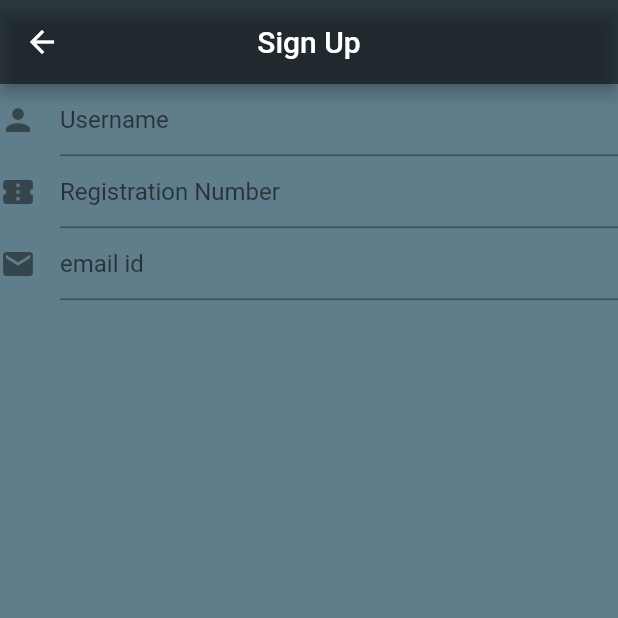
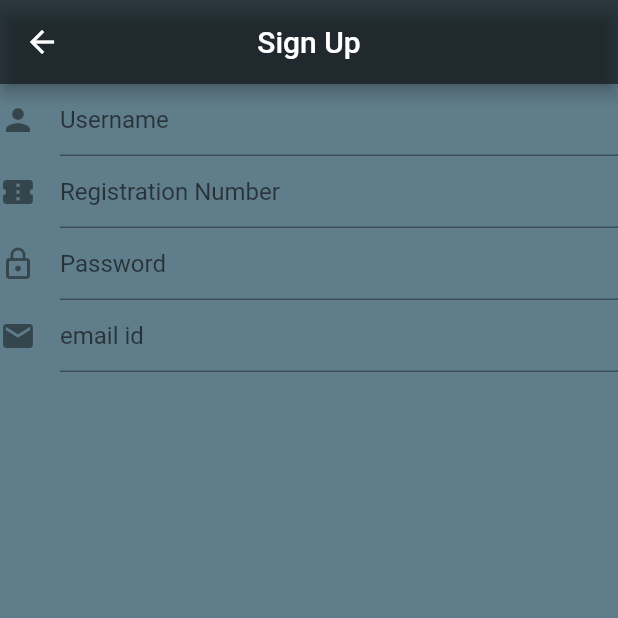
Before and after one commit to saigalanshul/quizIT, a Flutter app: the screen it shows after launch, after a tap on "Sign Up", on a phone screen of 412 x 824 dp, the top half of it. Run offline on Flutter 3.47's test engine with Material 2 defaults, Android fonts, the phone set to English and light mode, and no system bars; Roboto replaces fonts that are missing (Raleway).

Commit message:
code cleanup

```diff
--- a/lib/login.dart
+++ b/lib/login.dart
@@ -1,19 +1,18 @@
 import 'package:flutter/material.dart';
 import 'package:sepm_project/sign_up_page.dart';
-//import './secondpage.dart';
-//import './thirdpage.dart';
+
 import './main.dart';
 
 class Login extends StatefulWidget {
   @override
   State<StatefulWidget> createState() {
-    return new LoginState();
+    return LoginState();
   }
 }
 
 class LoginState extends State<Login> {
-  final TextEditingController _userController = new TextEditingController();
-  final TextEditingController _passwordController = new TextEditingController();
+  final TextEditingController _userController = TextEditingController();
+  final TextEditingController _passwordController = TextEditingController();
   String _welcomeString = "";
 
   void _erase() {
@@ -40,7 +39,7 @@ class LoginState extends State<Login> {
         Navigator.push(
             context,
             MaterialPageRoute(
-              builder: (context) => new ListPage(title: 'QUIZ IT'),
+              builder: (context) => ListPage(title: 'QUIZ IT'),
             ));
       } else {
         _welcomeString = "Please Sign Up First";
@@ -56,122 +55,102 @@ class LoginState extends State<Login> {
 
   @override
   Widget build(BuildContext context) {
-    return new Scaffold(
-      appBar: new AppBar(
-        title: new Text("Login"),
+    return Scaffold(
+      appBar: AppBar(
+        title: Text("Login"),
         centerTitle: true,
         backgroundColor: Colors.black54,
       ),
       backgroundColor: Colors.blueGrey,
-      body: new Container(
-          alignment: Alignment.topCenter,
-          child: new ListView(
+      body: Padding(
+        padding: const EdgeInsets.all(10.0),
+        child: Column(
           children: <Widget>[
-              new Image.asset(
+            Image.asset(
               'images/appLogo.png',
               width: 150.0,
               height: 150.0,
             ),
-              new Container(
-                width: 360.0,
-                height: 180.0,
-                color: Colors.blueGrey,
-                child: new Column(
-                  children: <Widget>[
-                    new TextField(
+            TextField(
               controller: _userController,
-                      decoration: new InputDecoration(
+              decoration: InputDecoration(
                 hintText: 'Username',
-                        icon: new Icon(Icons.person),
+                icon: Icon(Icons.person),
               ),
             ),
-                    new TextField(
+            TextField(
               controller: _passwordController,
-                      decoration: new InputDecoration(
+              decoration: InputDecoration(
                 hintText: 'Password',
-                        icon: new Icon(Icons.lock),
+                icon: Icon(Icons.lock),
               ),
               obscureText: true,
             ),
-                    new Padding(padding: new EdgeInsets.all(10.5)),
-                    new Center(
-                      child: new Row(
+            Padding(padding: EdgeInsets.all(10.5)),
+            Row(
+              mainAxisAlignment: MainAxisAlignment.spaceAround,
               children: <Widget>[
                 //login button
-                          new Container(
-                            margin: const EdgeInsets.only(left: 40),
-                            child: new RaisedButton(
+                RaisedButton(
                   onPressed: _showWelcome,
                   color: Colors.redAccent,
-                              child: new Text(
+                  child: Text(
                     "Login",
-                                style: new TextStyle(
+                    style: TextStyle(
                       color: Colors.white,
                       fontSize: 20,
                     ),
                   ),
                 ),
-                          ),
 
                 // clear button
-                          new Container(
-                            margin: const EdgeInsets.only(left: 150),
-                            child: new RaisedButton(
+                RaisedButton(
                   onPressed: _erase,
                   color: Colors.redAccent,
-                              child: new Text(
+                  child: Text(
                     "Clear",
-                                style: new TextStyle(
+                    style: TextStyle(
+                      color: Colors.white,
+                      fontSize: 20,
+                    ),
+                  ),
+                )
+              ],
+            ),
+            Padding(padding: EdgeInsets.all(8.5)),
+            Row(
+              mainAxisAlignment: MainAxisAlignment.center,
+              children: <Widget>[
+                // Sign up button
+                RaisedButton(
+                  onPressed: () {
+                    Navigator.push(
+                        context,
+                        MaterialPageRoute(
+                          builder: (BuildContext context) => sign_up_page(),
+                        ));
+                  },
+                  color: Colors.redAccent,
+                  child: Text(
+                    "Sign Up",
+                    style: TextStyle(
                       color: Colors.white,
                       fontSize: 20,
                     ),
                   ),
                 ),
-                          )
               ],
             ),
-                    )
-                  ],
-                ),
-              ),
-              new Padding(padding: new EdgeInsets.all(8.5)),
-              new Center(
-                  child: new Row(
-                children: <Widget>[
-                  // Sign up button
-                  new Container(
-                    margin: const EdgeInsets.only(left: 150),
-                    child: new RaisedButton(
-                      onPressed:() {
-                        Navigator.push(
-                            context,
-                            MaterialPageRoute(
-                              builder: (BuildContext context) =>
-                               sign_up_page(),
-                            ));
-                      },
-                      color: Colors.redAccent,
-                      child: new Text(
-                        "Sign Up",
-                        style: new TextStyle(
-                          color: Colors.white,
-                          fontSize: 20,
-                        ),
-                      ),
-                    ),
-                  ),
-                ],
-              )),
-              new Padding(padding: new EdgeInsets.all(10.5)),
-              new Row(
+            Padding(padding: EdgeInsets.all(10.5)),
+            Row(
               mainAxisAlignment: MainAxisAlignment.center,
               children: <Widget>[
-                  new Text(
+                Text(
                   _userController.text.isEmpty ||
                       _passwordController.text.isEmpty
                       ? "Please Enter Your Username and Password"
                       : "Welcome, $_welcomeString",
-                    style: new TextStyle(
+                  style: TextStyle(
                       color: Colors.white,
                       fontSize: 20,
                       fontWeight: FontWeight.w500),
@@ -179,7 +158,8 @@ class LoginState extends State<Login> {
               ],
             )
           ],
-          )),
+        ),
+      ),
     );
   }
 }
--- /dev/null
+++ b/lib/loginReq.dart
@@ -0,0 +1 @@
+//import 'package:fi';
--- a/lib/sign_up_page.dart
+++ b/lib/sign_up_page.dart
@@ -1,7 +1,4 @@
 import 'package:flutter/material.dart';
-import './detail_page.dart';
-import './lesson.dart';
-import './login.dart';
 
 
 class sign_up_page extends StatefulWidget {
@@ -17,6 +14,8 @@ class sign_up_pageState extends State<sign_up_page> {
   final TextEditingController _userName = new TextEditingController();
   final TextEditingController _userNumber = new TextEditingController();
   final TextEditingController _useremail= new TextEditingController();
+  final TextEditingController _userPassword = new TextEditingController();
+
 
   String _welcomeString = "";
 
@@ -54,6 +53,19 @@ class sign_up_pageState extends State<sign_up_page> {
           obscureText: true,
         ),
 
+
+            new TextField(
+              controller: _userPassword,
+              decoration: new InputDecoration(
+                hintText: 'Password',
+                icon: new Icon(Icons.lock_outline),
+
+              ),
+
+
+              obscureText: true,
+            ),
+
         new TextField(
           controller: _useremail,
           decoration: new InputDecoration(
--- a/pubspec.yaml
+++ b/pubspec.yaml
@@ -23,6 +23,9 @@ dependencies:
   # The following adds the Cupertino Icons font to your application.
   # Use with the CupertinoIcons class for iOS style icons.
   cupertino_icons: ^0.1.2
+  cloud_firestore: any
+  firebase_auth: any
+  firebase_core: any
 
 dev_dependencies:
   flutter_test:
```
Also changed, not shown: pubspec.lock. Lines whose indentation alone changed are shown as unchanged.
